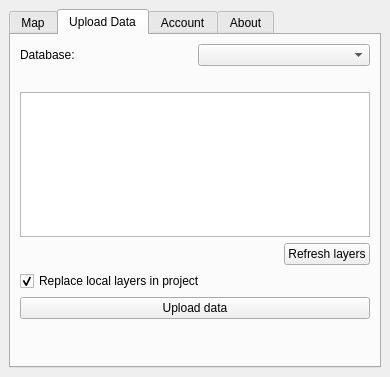
This is qgiscloud/ui_qgiscloudplugin.ui in qgiscloud/qgis-cloud-plugin as Qt 5 draws it before an edit. The edited form follows.
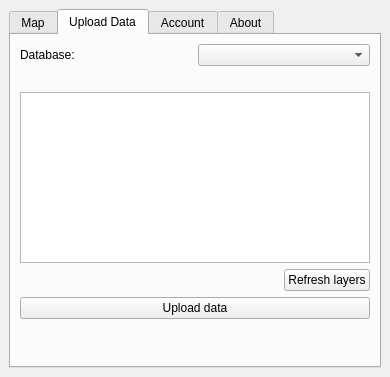
This is the edited form. The open tabs and pages were chosen to show the change. Icons and pictures are not drawn. Custom widgets are drawn as their Qt base class.

Commit message: Remove layer replace button

Diff of the .ui file:
```diff
--- a/qgiscloud/ui_qgiscloudplugin.ui
+++ b/qgiscloud/ui_qgiscloudplugin.ui
@@ -295,16 +295,6 @@
           </item>
          </layout>
         </item>
-        <item>
-         <widget class="QCheckBox" name="cbReplaceLocalLayers">
-          <property name="text">
-           <string>Replace local layers in project</string>
-          </property>
-          <property name="checked">
-           <bool>true</bool>
-          </property>
-         </widget>
-        </item>
         <item>
          <widget class="QPushButton" name="btnUploadData">
           <property name="text">
```
The commit also changes 3 other files.
